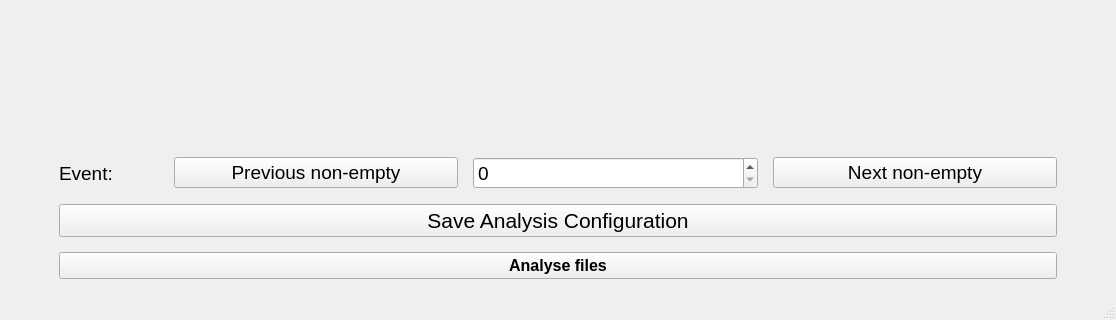
Above: AnalysisGUI/src/mainwindow.ui from Albuspercivalwulfricbrian/ADC64_analysis_with_GUI before the change; both pictures show x 0 to 1116 and y 609 to 929 of the 1116 by 929 pixel window. Below: the same form after it.
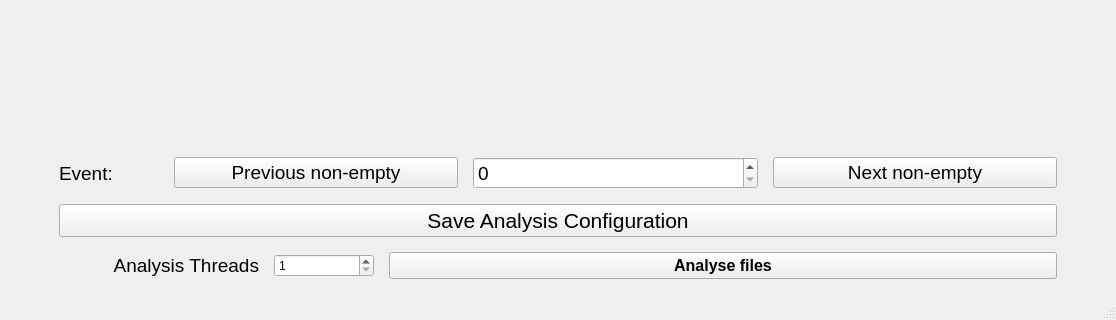
That is the form after the change. Custom widgets are drawn as their Qt base class.

Diff of the .ui file:
```diff
--- a/AnalysisGUI/src/mainwindow.ui
+++ b/AnalysisGUI/src/mainwindow.ui
@@ -452,11 +452,46 @@
        </widget>
       </item>
       <item>
+       <layout class="QHBoxLayout" name="horizontalLayout_3">
+        <item>
+         <widget class="QLabel" name="ThreadsLabel">
+          <property name="maximumSize">
+           <size>
+            <width>200</width>
+            <height>16777215</height>
+           </size>
+          </property>
+          <property name="font">
+           <font>
+            <pointsize>14</pointsize>
+           </font>
+          </property>
+          <property name="text">
+           <string>Analysis Threads</string>
+          </property>
+          <property name="alignment">
+           <set>Qt::AlignmentFlag::AlignRight|Qt::AlignmentFlag::AlignTrailing|Qt::AlignmentFlag::AlignVCenter</set>
+          </property>
+         </widget>
+        </item>
+        <item>
+         <widget class="QSpinBox" name="ThreadsSpinBox">
+          <property name="maximumSize">
+           <size>
+            <width>100</width>
+            <height>16777215</height>
+           </size>
+          </property>
+          <property name="minimum">
+           <number>1</number>
+          </property>
+         </widget>
+        </item>
+        <item>
        <widget class="QPushButton" name="SetFileAnalysisButton">
         <property name="font">
          <font>
           <pointsize>12</pointsize>
-          <italic>false</italic>
           <bold>true</bold>
          </font>
         </property>
@@ -464,6 +499,8 @@
          <string>Analyse files</string>
         </property>
        </widget>
+        </item>
+       </layout>
       </item>
      </layout>
     </item>
```
Lines whose indentation alone changed are shown as unchanged.
